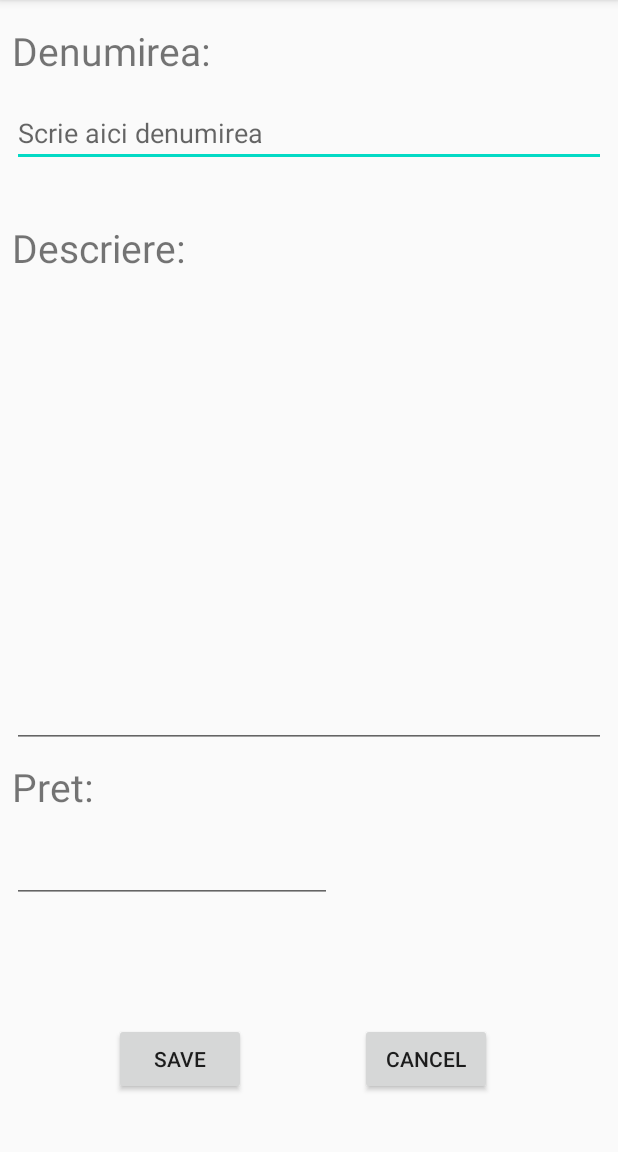
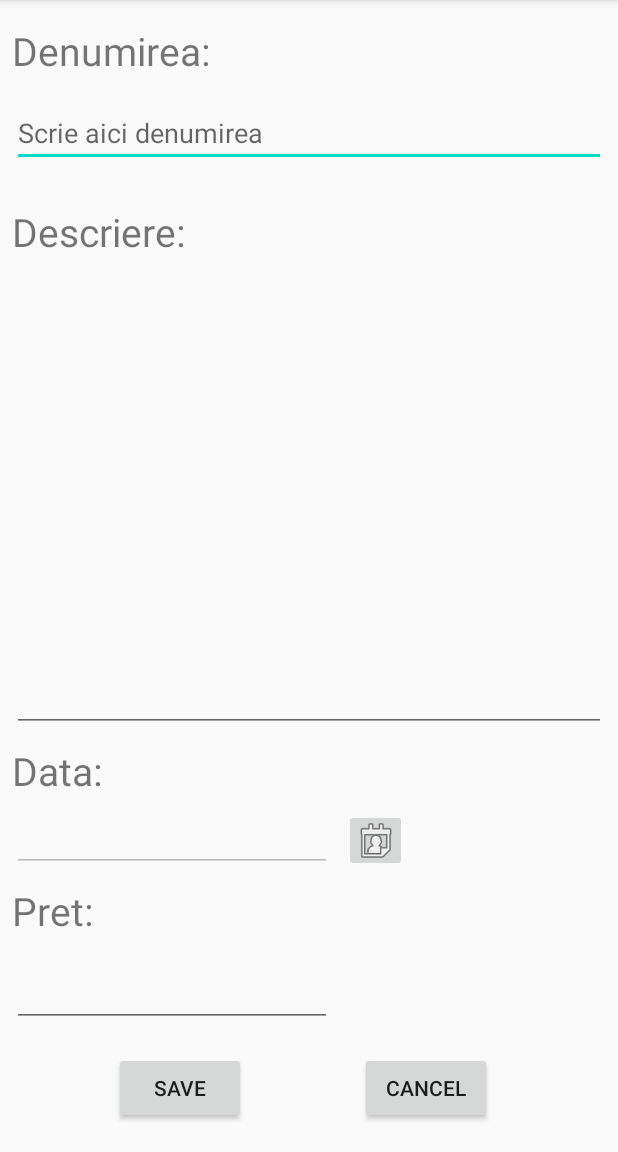
Before and after one commit to meriacre/CashChecker, an Android app: the AddItemActivity screen opened directly, with no data from a screen before it, on a phone screen of 412 x 824 dp, the part 84-1236 px from its top. Run offline under Robolectric (Android 15) with nearby library versions, the light colour scheme and no system bars.

Commit message:
1. Adaugarea data elementelor 2. sortarea listei descrescator

```diff
--- a/app/src/main/java/md/merit/strangatorul/AddItemActivity.kt
+++ b/app/src/main/java/md/merit/strangatorul/AddItemActivity.kt
@@ -1,14 +1,30 @@
 package md.merit.strangatorul
 
+import android.app.DatePickerDialog
 import android.os.Bundle
 import android.widget.Toast
 import androidx.appcompat.app.AppCompatActivity
 import kotlinx.android.synthetic.main.add_item.*
+import java.util.*
 
 class AddItemActivity : AppCompatActivity() {
+
     override fun onCreate(savedInstanceState: Bundle?) {
         super.onCreate(savedInstanceState)
         setContentView(R.layout.add_item)
+
+        val c = Calendar.getInstance()
+        val year = c.get(Calendar.YEAR)
+        val month = c.get(Calendar.MONTH)
+        val day = c.get(Calendar.DAY_OF_MONTH)
+
+        btnCalendar.setOnClickListener {
+            val dpd = DatePickerDialog(this, DatePickerDialog.OnDateSetListener { datePicker, mYear, mMonth, mDay ->
+                var correctMonth = mMonth + 1
+                tv_addDate.setText(""+ mDay +"/" + correctMonth + "/" + mYear)
+            }, year, month, day)
+            dpd.show()
+        }
 
         btnSave.setOnClickListener{
             if(edtDenumirea.text.isEmpty()){
@@ -17,6 +33,7 @@ class AddItemActivity : AppCompatActivity() {
             } else{
                 val transaction = ExampleItem()
                 transaction.itemName = edtDenumirea.text.toString()
+                transaction.itemDate =tv_addDate.text.toString()
                 if(edtDetails.text.toString().isEmpty()){
                     transaction.itemDescription = ""
                 } else{
@@ -38,6 +55,7 @@ class AddItemActivity : AppCompatActivity() {
             clearEdits()
             finish()
         }
+
     }
 
 
@@ -46,4 +64,6 @@ class AddItemActivity : AppCompatActivity() {
         edtDetails.text.clear()
         edtPrice.text.clear()
     }
+
+
 }
--- a/app/src/main/java/md/merit/strangatorul/DisplayActivity.kt
+++ b/app/src/main/java/md/merit/strangatorul/DisplayActivity.kt
@@ -18,13 +18,14 @@ class DisplayActivity : AppCompatActivity() {
         var aTitle = intent.getStringExtra("iTitle")
         var aDescription = intent.getStringExtra("iDesc")
         var aPrice = intent.getDoubleExtra("iPrice", 0.0)
+        var aDate = intent.getStringExtra("iDate")
 
         actionBar.setTitle(aTitle)
 
         tvNameDisplay.text = aTitle
         tvDescriptionDisplay.text = aDescription
         tvPriceDisplay.text = aPrice.toString()
-
+        tvDateDisplay.text = aDate.toString()
     }
 
 }
--- a/app/src/main/java/md/merit/strangatorul/MainActivity.kt
+++ b/app/src/main/java/md/merit/strangatorul/MainActivity.kt
@@ -42,7 +42,8 @@ class MainActivity : AppCompatActivity() {
 
     private fun viewTransactions() {
         val transactionList = dbHandler.getTransactions(this)
-        val adapter = MyAdapter(this, transactionList)
+        transactionList
+        val adapter = MyAdapter(this, transactionList.reversed() as ArrayList<ExampleItem>)
         val rv: RecyclerView = findViewById(R.id.recycler_view)
         rv.layoutManager = LinearLayoutManager(this)
         rv.adapter = adapter
--- a/app/src/main/res/layout/add_item.xml
+++ b/app/src/main/res/layout/add_item.xml
@@ -38,7 +38,7 @@
         android:layout_width="144dp"
         android:layout_height="42dp"
         android:layout_marginStart="8dp"
-        android:layout_marginTop="36dp"
+        android:layout_marginTop="25dp"
         android:text="Descriere:"
         android:textSize="26sp"
         app:layout_constraintStart_toStartOf="parent"
@@ -65,9 +65,7 @@
         app:layout_constraintBottom_toBottomOf="parent"
         app:layout_constraintEnd_toEndOf="parent"
         app:layout_constraintHorizontal_bias="0.0"
-        app:layout_constraintStart_toStartOf="parent"
-        app:layout_constraintTop_toBottomOf="@+id/edtPrice"
-        app:layout_constraintVertical_bias="0.783">
+        app:layout_constraintStart_toStartOf="parent">
 
         <Button
             android:id="@+id/btnSave"
@@ -101,7 +99,7 @@
         android:text="Pret:"
         android:textSize="26sp"
         app:layout_constraintStart_toStartOf="parent"
-        app:layout_constraintTop_toBottomOf="@+id/edtDetails" />
+        app:layout_constraintTop_toBottomOf="@+id/tv_addDate" />
 
     <EditText
         android:id="@+id/edtPrice"
@@ -114,5 +112,37 @@
         app:layout_constraintStart_toStartOf="parent"
         app:layout_constraintTop_toBottomOf="@+id/textView3" />
 
+    <EditText
+        android:id="@+id/tv_addDate"
+        android:layout_width="wrap_content"
+        android:layout_height="42dp"
+        android:layout_marginStart="8dp"
+        android:enabled="false"
+        android:layout_marginTop="8dp"
+        android:ems="10"
+        android:inputType="date"
+        app:layout_constraintStart_toStartOf="parent"
+        app:layout_constraintTop_toBottomOf="@+id/textView9" />
+
+    <TextView
+        android:id="@+id/textView9"
+        android:layout_width="wrap_content"
+        android:layout_height="wrap_content"
+        android:layout_marginStart="8dp"
+        android:layout_marginTop="8dp"
+        android:text="Data:"
+        android:textSize="26sp"
+        app:layout_constraintStart_toStartOf="parent"
+        app:layout_constraintTop_toBottomOf="@+id/edtDetails" />
+
+    <ImageButton
+        android:id="@+id/btnCalendar"
+        android:layout_width="42dp"
+        android:layout_height="42dp"
+        android:layout_marginStart="8dp"
+        app:layout_constraintStart_toEndOf="@+id/tv_addDate"
+        app:layout_constraintTop_toTopOf="@+id/tv_addDate"
+        app:srcCompat="@android:drawable/ic_menu_my_calendar" />
+
 
 </androidx.constraintlayout.widget.ConstraintLayout>
```
Also changed, not shown: app/src/main/java/md/merit/strangatorul/DBHandler.kt (+11 -3 lines), app/src/main/java/md/merit/strangatorul/ExampleItem.kt (+5 -2 lines), app/src/main/java/md/merit/strangatorul/MyAdapter.kt (+26 -1 lines), app/src/main/res/layout/activity_display.xml (+11 -1 lines), app/src/main/res/layout/example_item.xml (+15 -3 lines), app/src/main/res/layout/lo_transaction_update.xml (+38 -7 lines).
